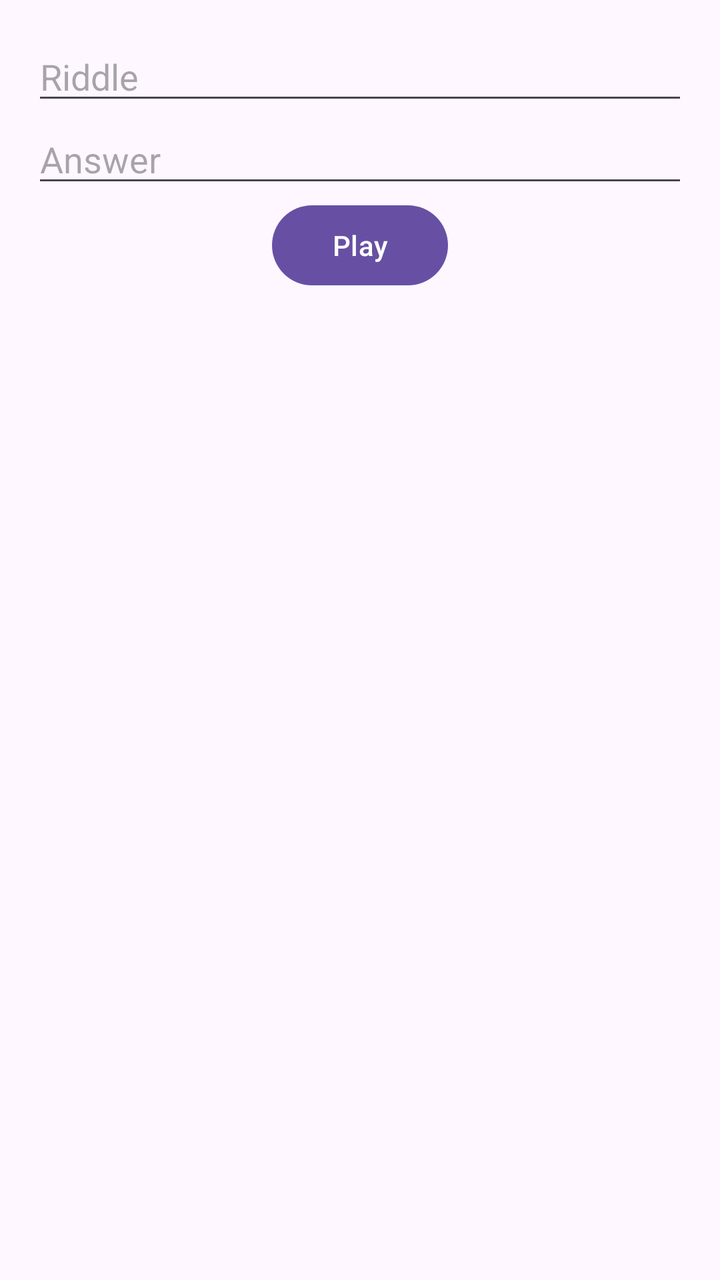
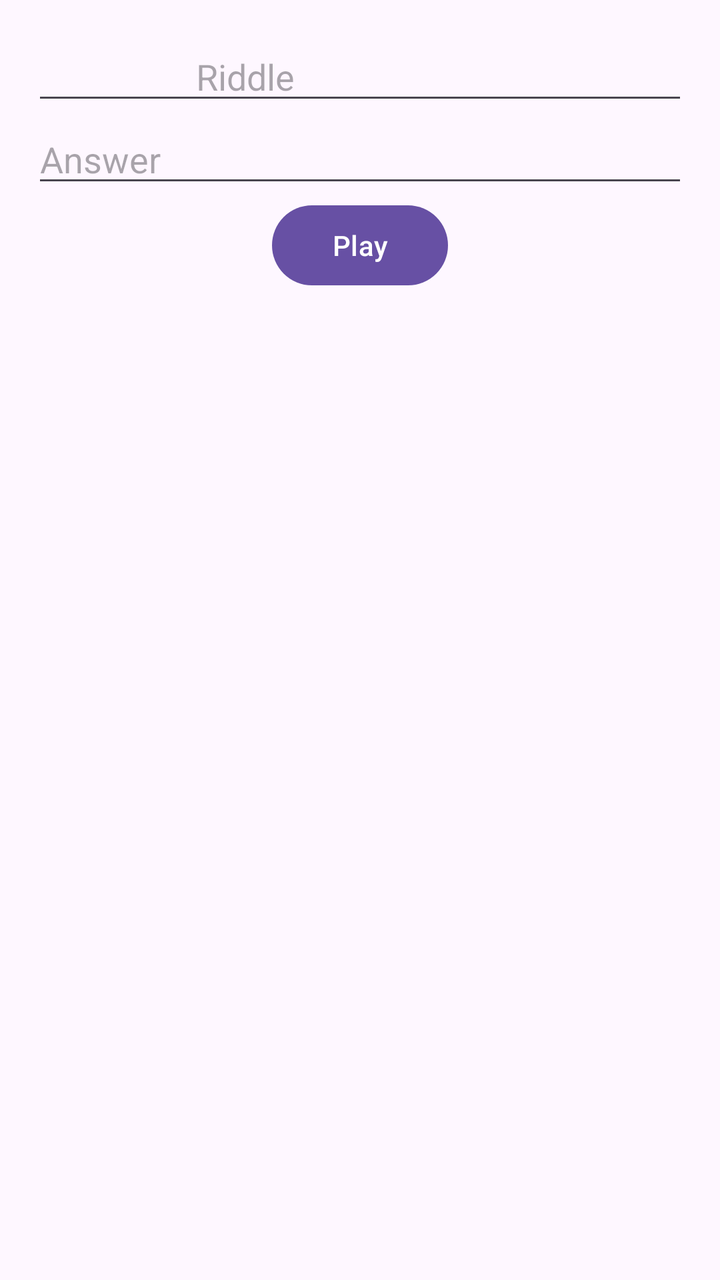

The first picture is an Android layout as it rendered before a commit; the second is the same layout after the commit. The layout source and the unified diff follow.
<!-- AndroidManifest.xml: application theme Theme.PracticalTest01Var08 -->
<!-- res/layout/activity_practical_test01_var08_main.xml -->
<?xml version="1.0" encoding="utf-8"?>

<LinearLayout
    xmlns:android="http://schemas.android.com/apk/res/android"
    android:layout_width="match_parent"
    android:layout_height="match_parent"
    android:orientation="vertical"
    android:padding="16dp">

    <EditText
        android:id="@+id/riddleEditText"
        android:layout_width="match_parent"
        android:layout_height="wrap_content"
        android:hint="Riddle"
        android:inputType="text"
        android:singleLine="true" />

    <EditText
        android:id="@+id/answerEditText"
        android:layout_width="match_parent"
        android:layout_height="wrap_content"
        android:hint="Answer"
        android:inputType="text"
        android:singleLine="true" />

    <Button
        android:id="@+id/playButton"
        android:layout_width="wrap_content"
        android:layout_height="wrap_content"
        android:layout_gravity="center_horizontal"
        android:text="Play" />

</LinearLayout>
<!-- resources referenced by this layout -->
<resources>
  <style name="Theme.PracticalTest01Var08" parent="Base.Theme.PracticalTest01Var08" />
  <style name="Base.Theme.PracticalTest01Var08" parent="Theme.Material3.DayNight.NoActionBar">
          
          
      </style>
</resources>

<!-- the commit's change to res/layout/activity_practical_test01_var08_main.xml (unified diff, before → after) -->
@@ -11,7 +11,9 @@
         android:id="@+id/riddleEditText"
         android:layout_width="match_parent"
         android:layout_height="wrap_content"
-        android:hint="Riddle"
+        android:hint="
+
+                Riddle"
         android:inputType="text"
         android:singleLine="true" />
 
